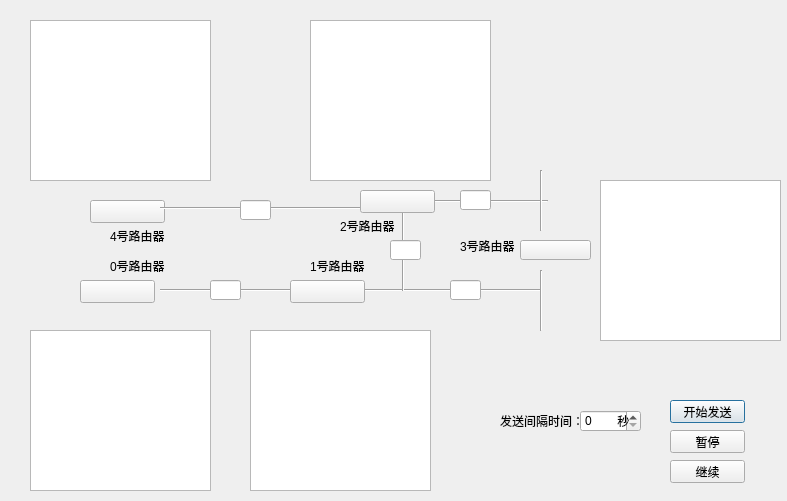
Above: mainView.ui from WangShanyue/OSPF-simulator before the change. Below: the same form after it.
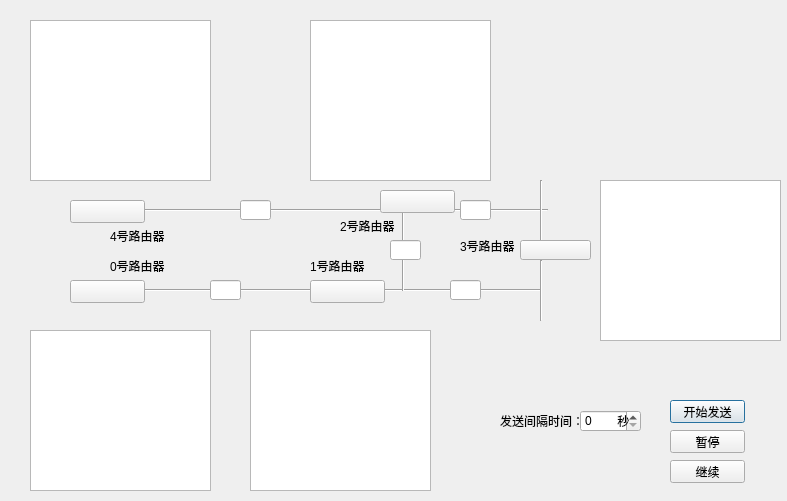
That is the form after the change.

```diff
--- a/mainView.ui
+++ b/mainView.ui
@@ -29,9 +29,9 @@
   <widget class="Line" name="line">
    <property name="geometry">
     <rect>
-     <x>160</x>
+     <x>90</x>
      <y>280</y>
-     <width>151</width>
+     <width>221</width>
      <height>20</height>
     </rect>
    </property>
@@ -68,10 +68,10 @@
   <widget class="Line" name="line_4">
    <property name="geometry">
     <rect>
-     <x>160</x>
+     <x>90</x>
      <y>200</y>
-     <width>221</width>
-     <height>16</height>
+     <width>321</width>
+     <height>20</height>
     </rect>
    </property>
    <property name="orientation">
@@ -81,10 +81,10 @@
   <widget class="Line" name="line_5">
    <property name="geometry">
     <rect>
-     <x>430</x>
+     <x>387</x>
      <y>200</y>
-     <width>118</width>
-     <height>3</height>
+     <width>161</width>
+     <height>20</height>
     </rect>
    </property>
    <property name="orientation">
@@ -95,7 +95,7 @@
    <property name="geometry">
     <rect>
      <x>540</x>
-     <y>170</y>
+     <y>180</y>
      <width>3</width>
      <height>61</height>
     </rect>
@@ -108,7 +108,7 @@
    <property name="geometry">
     <rect>
      <x>540</x>
-     <y>270</y>
+     <y>260</y>
      <width>3</width>
      <height>61</height>
     </rect>
@@ -185,7 +185,7 @@
   <widget class="QPushButton" name="pushButton">
    <property name="geometry">
     <rect>
-     <x>90</x>
+     <x>70</x>
      <y>200</y>
      <width>75</width>
      <height>23</height>
@@ -198,7 +198,7 @@
   <widget class="QPushButton" name="pushButton_2">
    <property name="geometry">
     <rect>
-     <x>80</x>
+     <x>70</x>
      <y>280</y>
      <width>75</width>
      <height>23</height>
@@ -211,7 +211,7 @@
   <widget class="QPushButton" name="pushButton_3">
    <property name="geometry">
     <rect>
-     <x>360</x>
+     <x>380</x>
      <y>190</y>
      <width>75</width>
      <height>23</height>
@@ -224,7 +224,7 @@
   <widget class="QPushButton" name="pushButton_4">
    <property name="geometry">
     <rect>
-     <x>290</x>
+     <x>310</x>
      <y>280</y>
      <width>75</width>
      <height>23</height>
@@ -317,7 +317,7 @@
    <property name="geometry">
     <rect>
      <x>460</x>
-     <y>190</y>
+     <y>200</y>
      <width>31</width>
      <height>20</height>
     </rect>
@@ -399,7 +399,6 @@
     </rect>
    </property>
   </widget>
-  <zorder>pushButton</zorder>
   <zorder>SendButton</zorder>
   <zorder>line</zorder>
   <zorder>line_2</zorder>
@@ -413,9 +412,7 @@
   <zorder>label_3</zorder>
   <zorder>label_4</zorder>
   <zorder>label_5</zorder>
-  <zorder>pushButton_2</zorder>
   <zorder>pushButton_3</zorder>
-  <zorder>pushButton_4</zorder>
   <zorder>pushButton_5</zorder>
   <zorder>spinBox</zorder>
   <zorder>label_6</zorder>
@@ -431,6 +428,9 @@
   <zorder>tableView_3</zorder>
   <zorder>tableView_1</zorder>
   <zorder>tableView_0</zorder>
+  <zorder>pushButton</zorder>
+  <zorder>pushButton_2</zorder>
+  <zorder>pushButton_4</zorder>
  </widget>
  <resources/>
  <connections/>
```
